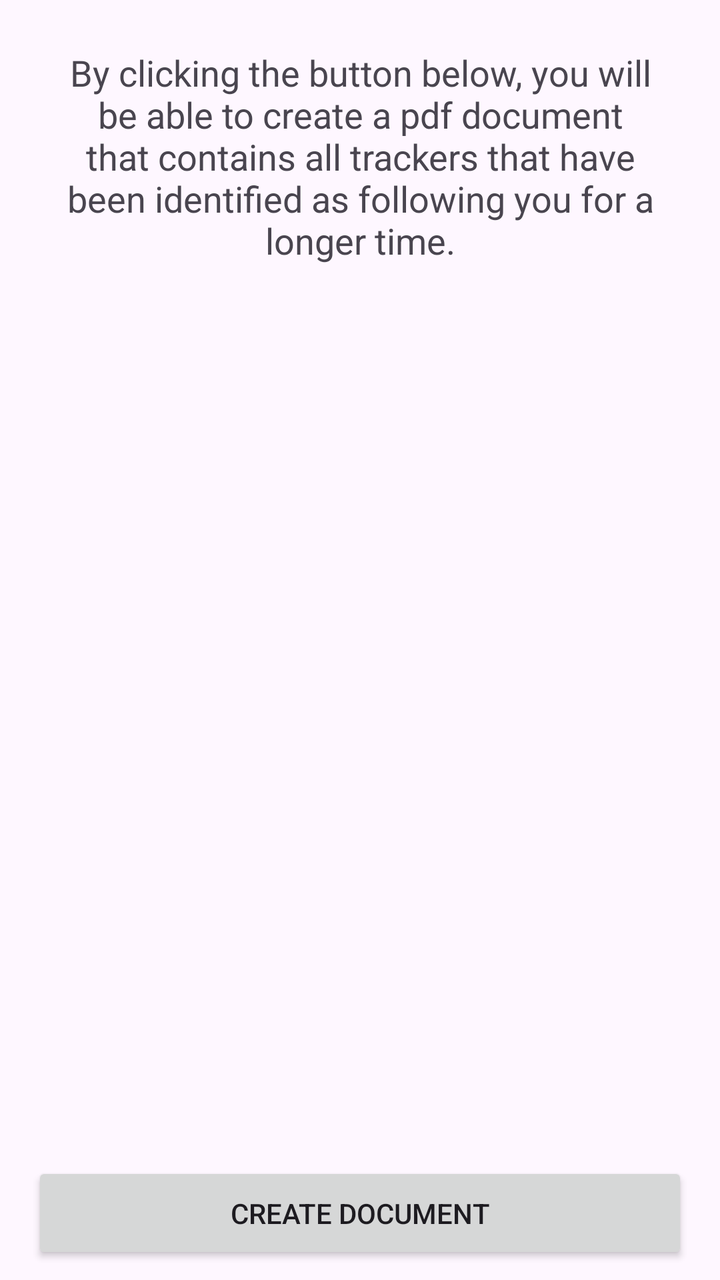
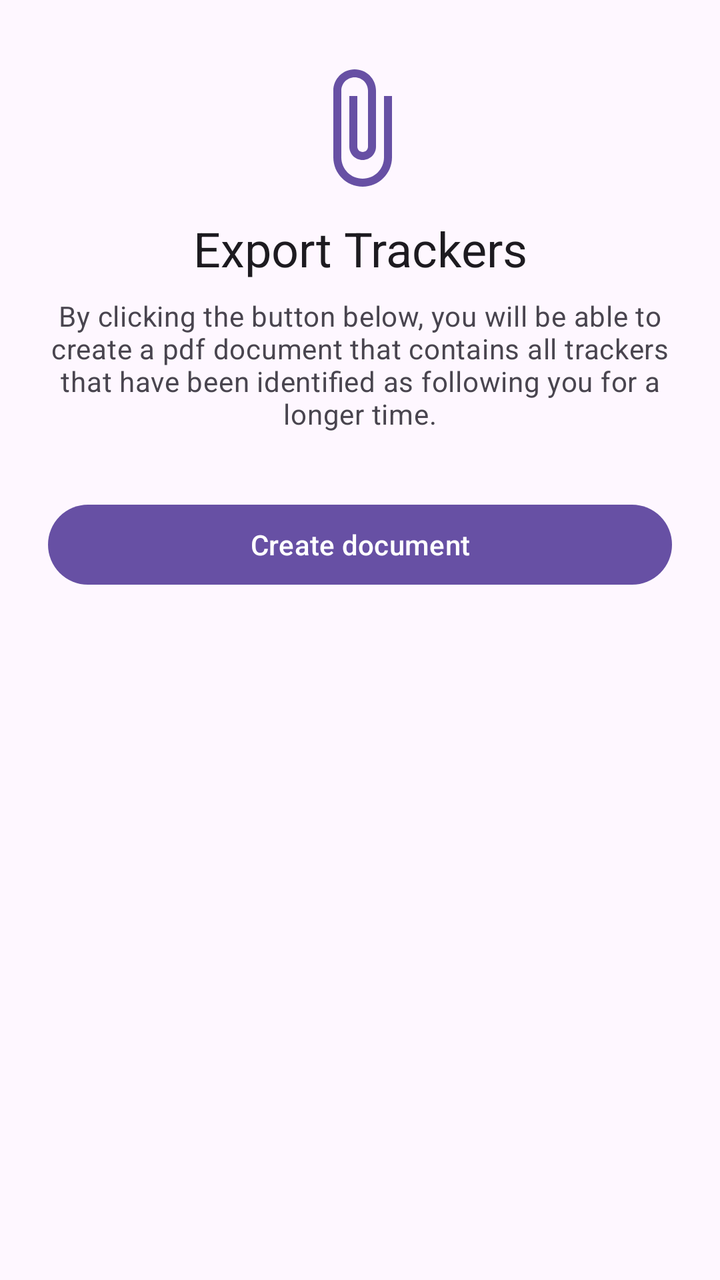

The first picture is an Android layout as it rendered before a commit; the second is the same layout after the commit. The layout source and the unified diff follow.
<!-- AndroidManifest.xml: application theme Theme.ATTrackingDetection -->
<!-- res/layout/fragment_found_trackers_export.xml -->
<?xml version="1.0" encoding="utf-8"?>
<LinearLayout  xmlns:android="http://schemas.android.com/apk/res/android"
    xmlns:app="http://schemas.android.com/apk/res-auto"
    android:layout_width="match_parent"
    android:layout_height="match_parent"
    android:orientation="vertical"
    android:gravity="center">

    <ScrollView
        android:layout_width="match_parent"
        android:layout_height="0dp"
        android:layout_weight="1">

        <LinearLayout
            android:layout_width="match_parent"
            android:layout_height="wrap_content"
            android:orientation="vertical"
            android:gravity="center_horizontal">

            <TextView
                android:id="@+id/export_trackers_explanation_text"
                android:layout_width="match_parent"
                android:layout_height="wrap_content"
                android:padding="16dp"
                android:textSize="18sp"
                android:layout_marginTop="8dp"
                android:layout_marginStart="16dp"
                android:layout_marginEnd="16dp"
                android:text="@string/export_trackers_explanation"
                android:gravity="center"/>
        </LinearLayout>
    </ScrollView>

    <FrameLayout
        android:layout_width="match_parent"
        android:layout_height="wrap_content">

        <Button
            android:id="@+id/create_document_button"
            android:layout_width="match_parent"
            android:layout_height="wrap_content"
            android:layout_marginTop="16dp"
            android:layout_marginBottom="8dp"
            android:layout_marginStart="16dp"
            android:layout_marginEnd="16dp"
            android:padding="16dp"
            android:text="@string/export_trackers_create_document"
            app:layout_constraintBottom_toBottomOf="parent"/>

        <ProgressBar
            android:id="@+id/progress_bar"
            android:layout_width="wrap_content"
            android:layout_height="wrap_content"
            android:visibility="gone"/>
    </FrameLayout>




</LinearLayout>
<!-- resources referenced by this layout -->
<resources>
  <string name="export_trackers_create_document">Create document</string>
  <string name="export_trackers_explanation">By clicking the button below, you will be able to create a pdf document that contains all trackers that have been identified as following you for a longer time.</string>
  <color name="md_theme_primary">#6750A4</color>
  <color name="md_theme_onPrimary">#FFFFFF</color>
  <color name="md_theme_primaryContainer">#EADDFF</color>
  <color name="md_theme_onPrimaryContainer">#21005D</color>
  <color name="md_theme_secondary">#625B71</color>
  <color name="md_theme_onSecondary">#FFFFFF</color>
  <color name="md_theme_secondaryContainer">#E8DEF8</color>
  <color name="md_theme_onSecondaryContainer">#1D192B</color>
  <color name="md_theme_tertiary">#7D5260</color>
  <color name="md_theme_onTertiary">#FFFFFF</color>
  <color name="md_theme_tertiaryContainer">#FFD8E4</color>
  <color name="md_theme_onTertiaryContainer">#31111D</color>
  <color name="md_theme_error">#B3261E</color>
  <color name="md_theme_onError">#FFFFFF</color>
  <color name="md_theme_errorContainer">#F9DEDC</color>
  <color name="md_theme_onErrorContainer">#410E0B</color>
  <color name="md_theme_background">#FEF7FF</color>
  <color name="md_theme_surface">#FEF7FF</color>
  <color name="md_theme_onSurface">#1D1B20</color>
  <color name="md_theme_surfaceVariant">#E7E0EC</color>
  <color name="md_theme_onSurfaceVariant">#49454F</color>
  <color name="md_theme_outline">#79747E</color>
  <!-- unchanged entries left out for length: 1 -->
</resources>

<!-- the commit's change to res/layout/fragment_found_trackers_export.xml (unified diff, before → after) -->
@@ -1,60 +1,77 @@
 <?xml version="1.0" encoding="utf-8"?>
-<LinearLayout  xmlns:android="http://schemas.android.com/apk/res/android"
+<androidx.core.widget.NestedScrollView xmlns:android="http://schemas.android.com/apk/res/android"
     xmlns:app="http://schemas.android.com/apk/res-auto"
     android:layout_width="match_parent"
     android:layout_height="match_parent"
-    android:orientation="vertical"
-    android:gravity="center">
+    android:background="@color/md_theme_background"
+    android:fillViewport="true">
 
-    <ScrollView
+    <androidx.constraintlayout.widget.ConstraintLayout
         android:layout_width="match_parent"
-        android:layout_height="0dp"
-        android:layout_weight="1">
+        android:layout_height="wrap_content"
+        android:paddingHorizontal="24dp"
+        android:paddingTop="24dp"
+        android:paddingBottom="24dp">
 
-        <LinearLayout
-            android:layout_width="match_parent"
+        <ImageView
+            android:id="@+id/export_icon"
+            android:layout_width="64dp"
+            android:layout_height="64dp"
+            android:layout_marginTop="8dp"
+            android:src="@drawable/ic_baseline_attach_file_24"
+            app:tint="?attr/colorPrimary"
+            android:contentDescription="@null"
+            app:layout_constraintTop_toTopOf="parent"
+            app:layout_constraintStart_toStartOf="parent"
+            app:layout_constraintEnd_toEndOf="parent" />
+
+        <TextView
+            android:id="@+id/export_title"
+            android:layout_width="0dp"
             android:layout_height="wrap_content"
-            android:orientation="vertical"
-            android:gravity="center_horizontal">
+            android:layout_marginTop="12dp"
+            android:gravity="center"
+            android:text="@string/export_trackers_label"
+            android:textAppearance="?attr/textAppearanceHeadlineSmall"
+            android:textColor="@color/md_theme_onBackground"
+            app:layout_constraintTop_toBottomOf="@id/export_icon"
+            app:layout_constraintStart_toStartOf="parent"
+            app:layout_constraintEnd_toEndOf="parent" />
 
-            <TextView
-                android:id="@+id/export_trackers_explanation_text"
-                android:layout_width="match_parent"
-                android:layout_height="wrap_content"
-                android:padding="16dp"
-                android:textSize="18sp"
-                android:layout_marginTop="8dp"
-                android:layout_marginStart="16dp"
-                android:layout_marginEnd="16dp"
-                android:text="@string/export_trackers_explanation"
-                android:gravity="center"/>
-        </LinearLayout>
-    </ScrollView>
+        <TextView
+            android:id="@+id/export_trackers_explanation_text"
+            android:layout_width="0dp"
+            android:layout_height="wrap_content"
+            android:layout_marginTop="8dp"
+            android:gravity="center"
+            android:text="@string/export_trackers_explanation"
+            android:textAppearance="?attr/textAppearanceBodyMedium"
+            android:textColor="?attr/colorOnSurfaceVariant"
+            app:layout_constraintTop_toBottomOf="@id/export_title"
+            app:layout_constraintStart_toStartOf="parent"
+            app:layout_constraintEnd_toEndOf="parent" />
 
-    <FrameLayout
-        android:layout_width="match_parent"
-        android:layout_height="wrap_content">
-
-        <Button
+        <com.google.android.material.button.MaterialButton
             android:id="@+id/create_document_button"
-            android:layout_width="match_parent"
+            style="@style/Widget.Material3.Button"
+            android:layout_width="0dp"
             android:layout_height="wrap_content"
-            android:layout_marginTop="16dp"
-            android:layout_marginBottom="8dp"
-            android:layout_marginStart="16dp"
-            android:layout_marginEnd="16dp"
-            android:padding="16dp"
+            android:layout_marginTop="32dp"
             android:text="@string/export_trackers_create_document"
-            app:layout_constraintBottom_toBottomOf="parent"/>
+            app:layout_constraintTop_toBottomOf="@id/export_trackers_explanation_text"
+            app:layout_constraintStart_toStartOf="parent"
+            app:layout_constraintEnd_toEndOf="parent" />
 
         <ProgressBar
             android:id="@+id/progress_bar"
             android:layout_width="wrap_content"
             android:layout_height="wrap_content"
-            android:visibility="gone"/>
-    </FrameLayout>
+            android:visibility="gone"
+            app:layout_constraintTop_toTopOf="@id/create_document_button"
+            app:layout_constraintBottom_toBottomOf="@id/create_document_button"
+            app:layout_constraintStart_toStartOf="parent"
+            app:layout_constraintEnd_toEndOf="parent" />
 
+    </androidx.constraintlayout.widget.ConstraintLayout>
 
-
-
-</LinearLayout>
+</androidx.core.widget.NestedScrollView>
<!-- resource entries referenced after the edit -->
@@ -2,6 +2,7 @@
 <resources>
   <string name="export_trackers_create_document">Create document</string>
   <string name="export_trackers_explanation">By clicking the button below, you will be able to create a pdf document that contains all trackers that have been identified as following you for a longer time.</string>
+  <string name="export_trackers_label">Export Trackers</string>
   <color name="md_theme_primary">#6750A4</color>
   <color name="md_theme_onPrimary">#FFFFFF</color>
   <color name="md_theme_primaryContainer">#EADDFF</color>
@@ -19,6 +20,13 @@
   <color name="md_theme_errorContainer">#F9DEDC</color>
   <color name="md_theme_onErrorContainer">#410E0B</color>
   <color name="md_theme_background">#FEF7FF</color>
+  <color name="md_theme_onBackground">#1D1B20</color>
+  <!-- drawable ic_baseline_attach_file_24 (drawable) -->
+  <vector xmlns:android="http://schemas.android.com/apk/res/android" android:height="24dp" android:tint="?attr/colorControlNormal" android:viewportHeight="24" android:viewportWidth="24" android:width="24dp">
+        
+      <path android:fillColor="@android:color/white" android:pathData="M16.5,6v11.5c0,2.21 -1.79,4 -4,4s-4,-1.79 -4,-4V5c0,-1.38 1.12,-2.5 2.5,-2.5s2.5,1.12 2.5,2.5v10.5c0,0.55 -0.45,1 -1,1s-1,-0.45 -1,-1V6H10v9.5c0,1.38 1.12,2.5 2.5,2.5s2.5,-1.12 2.5,-2.5V5c0,-2.21 -1.79,-4 -4,-4S7,2.79 7,5v12.5c0,3.04 2.46,5.5 5.5,5.5s5.5,-2.46 5.5,-5.5V6h-1.5z"/>
+      
+  </vector>
   <color name="md_theme_surface">#FEF7FF</color>
   <color name="md_theme_onSurface">#1D1B20</color>
   <color name="md_theme_surfaceVariant">#E7E0EC</color>
